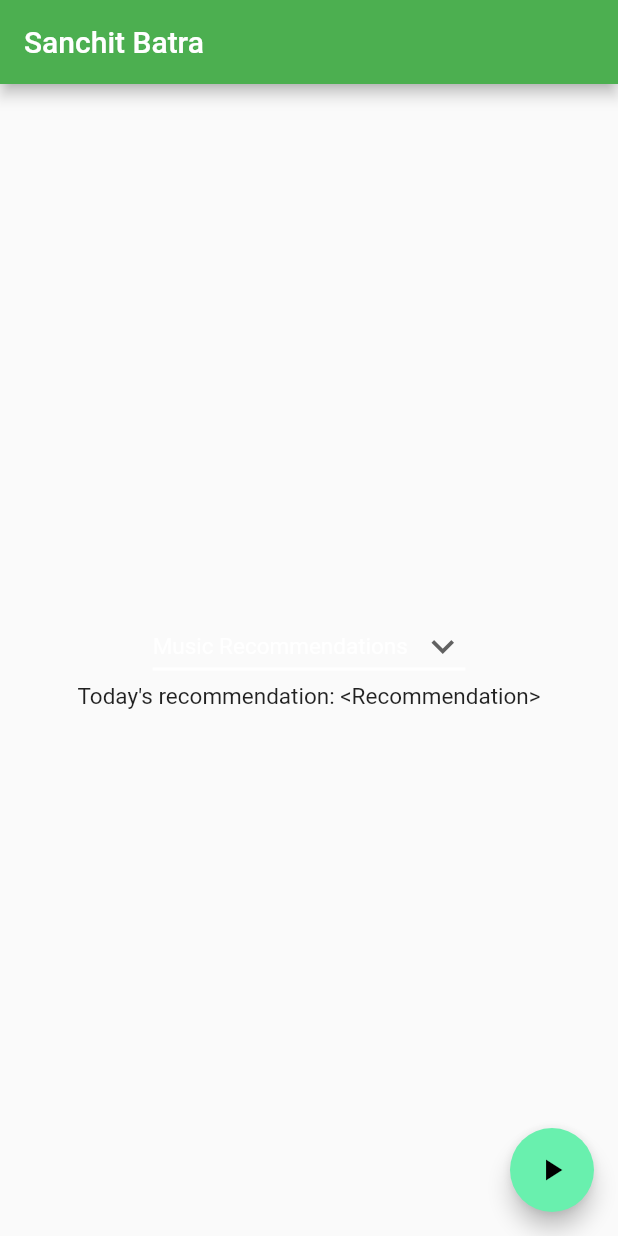
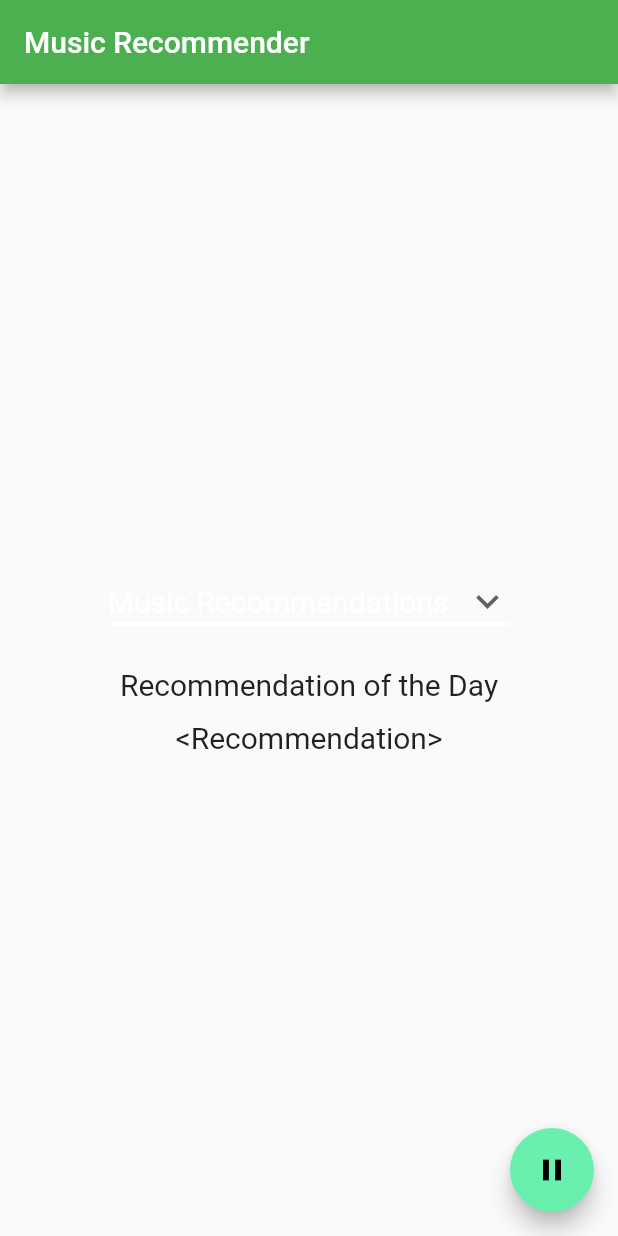
Before and after one commit to sanchitcop19/music-recommender-android, a Flutter app: the screen it shows after launch, after a tap on the "play arrow" icon, on a phone screen of 412 x 824 dp. Run offline on Flutter 3.47's test engine with Material 2 defaults, Android fonts, the phone set to English and light mode, and no system bars.

Commit message:
Added play/pause toggle

```diff
--- a/lib/main.dart
+++ b/lib/main.dart
@@ -13,8 +13,7 @@ class MyApp extends StatelessWidget {
       darkTheme: ThemeData(
           brightness: Brightness.dark,
           primarySwatch: Colors.green,
-        accentColor: Colors.green
-      ),
+          accentColor: Colors.lightGreen),
       theme: ThemeData(
           // This is the theme of your application.
           //
@@ -26,9 +25,8 @@ class MyApp extends StatelessWidget {
           // Notice that the counter didn't reset back to zero; the application
           // is not restarted.
           primarySwatch: Colors.green,
-        accentColor: Colors.greenAccent
-      ),
-      home: MyHomePage(title: 'Sanchit Batra'),
+          accentColor: Colors.greenAccent),
+      home: MyHomePage(title: 'Music Recommender'),
     );
   }
 }
@@ -52,8 +50,13 @@ class MyHomePage extends StatefulWidget {
 }
 
 class _MyHomePageState extends State<MyHomePage> {
-
   String _playlist = "Music Recommendations";
+  static List<Icon> icons = [
+    Icon(Icons.play_arrow),
+    Icon(Icons.pause)
+  ];
+  static var iconIndex = 0;
+  var spotifyIcon = icons[iconIndex];
 
   void play() {
     setState(() {
@@ -63,7 +66,14 @@ class _MyHomePageState extends State<MyHomePage> {
       // _counter without calling setState(), then the build method would not be
       // called again, and so nothing would appear to happen
 
-      //play music
+      iconIndex = (iconIndex + 1) % 2;
+      spotifyIcon = icons[iconIndex];
+
+      if (iconIndex % 2 == 1){
+        // play music
+        print("playing music");
+      }
+
     });
   }
 
@@ -109,10 +119,7 @@ class _MyHomePageState extends State<MyHomePage> {
                   icon: Icon(Icons.keyboard_arrow_down),
                   iconSize: 30,
                   elevation: 16,
-              style: TextStyle(
-                color: Colors.white,
-                fontSize: 15
-              ),
+                  style: TextStyle(color: Colors.white, fontSize: 20),
                   underline: Container(
                     height: 2,
                     color: Colors.white,
@@ -122,20 +129,31 @@ class _MyHomePageState extends State<MyHomePage> {
                       _playlist = newValue;
                     });
                   },
-              items: <String>['Music Recommendations', 'Best of Soen', 'Best of Avenged Sevenfold', 'Best of Tool']
-                .map<DropdownMenuItem<String>>((String value) {
+                  items: <String>[
+                    'Music Recommendations',
+                    'Best of Soen',
+                    'Best of Avenged Sevenfold',
+                    'Best of Tool'
+                  ].map<DropdownMenuItem<String>>((String value) {
                     return DropdownMenuItem<String>(
                       value: value,
                       child: Text(value),
                     );
-                })
-                .toList()),
+                  }).toList()),
+            ),
+            Padding(
+              padding: const EdgeInsets.all(10),
               ),
             Text(
-              "Today's recommendation: " + "<Recommendation>",
-              style: TextStyle(
-                fontSize: 15
+              "Recommendation of the Day",
+              style: TextStyle(fontSize: 20),
             ),
+            Padding(
+              padding: const EdgeInsets.all(6),
+            ),
+            Text(
+              "<Recommendation>",
+              style: TextStyle(fontSize: 20),
             )
           ],
         ),
@@ -143,8 +161,7 @@ class _MyHomePageState extends State<MyHomePage> {
       floatingActionButton: FloatingActionButton(
         onPressed: play,
         tooltip: 'Increment',
-        child: Icon(Icons.play_arrow),
-
+        child: spotifyIcon,
       ),
       // This trailing comma makes auto-formatting nicer for build methods.
     );
--- a/pubspec.yaml
+++ b/pubspec.yaml
@@ -1,4 +1,4 @@
-name: test_flutter
+name: music_recommender
 description: A new Flutter project.
 
 # The following defines the version and build number for your application.
```
Also changed, not shown: 1 other file. Lines whose indentation alone changed are shown as unchanged.
